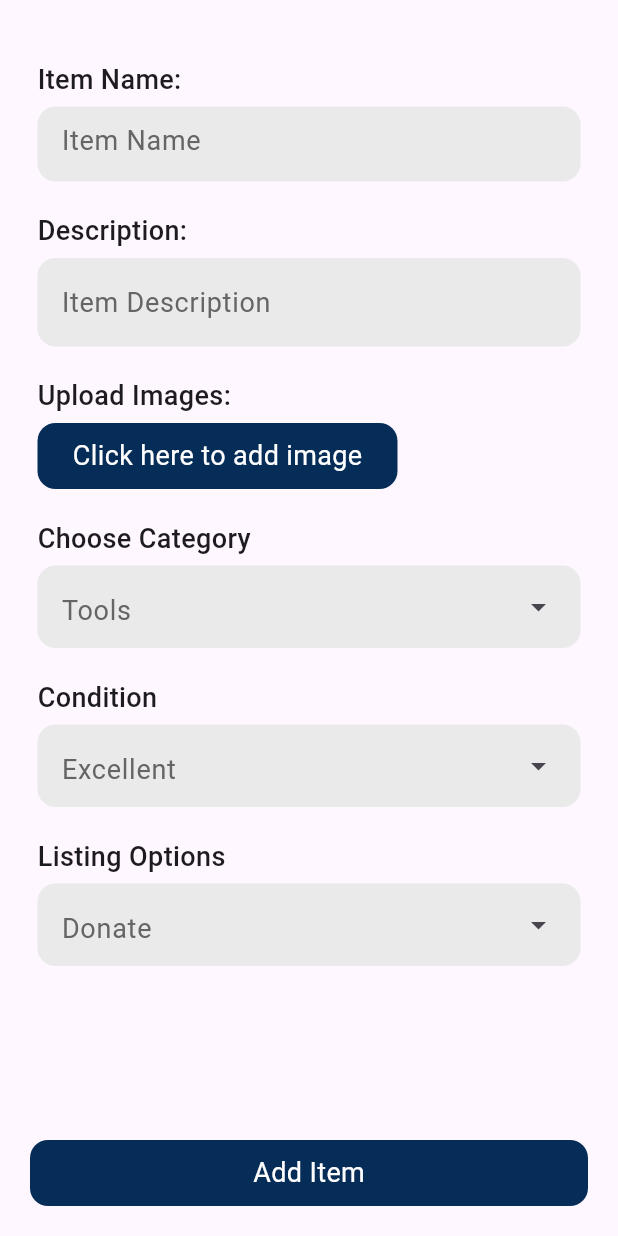
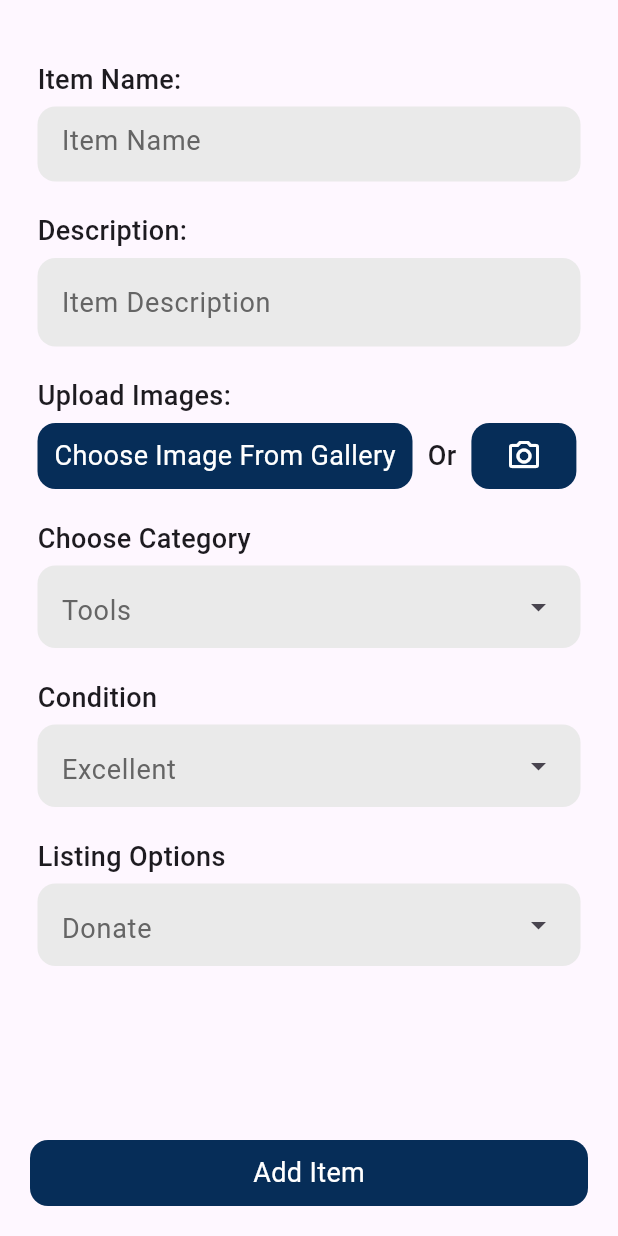
Before and after one commit to MohamedHisham22/UniShare, a Flutter app: the AddItemView screen opened by its route, on a phone screen of 412 x 824 dp. Run offline on Flutter 3.47's test engine with Material 3 defaults, Android fonts, the phone set to English and light mode, and no system bars; our stand-ins replace bloc, carousel_slider, cloud_firestore, connectivity_plus, dio, firebase_auth and 8 more; accounts and stored records are empty; network calls fail.

Commit message:
now user can pick multiple images and view them when adding an item

```diff
--- /dev/null
+++ b/devtools_options.yaml
@@ -0,0 +1,3 @@
+description: This file stores settings for Dart & Flutter DevTools.
+documentation: https://docs.flutter.dev/tools/devtools/extensions#configure-extension-enablement-states
+extensions:
--- a/lib/screens/add_item_view/cubit/add_items_state.dart
+++ b/lib/screens/add_item_view/cubit/add_items_state.dart
@@ -6,3 +6,7 @@ sealed class AddItemsState {}
 final class AddItemsInitial extends AddItemsState {}
 
 final class AddItemsOnOptionSelected extends AddItemsState {}
+
+final class ImagePicked extends AddItemsState {}
+
+final class ImageRemoved extends AddItemsState {}
--- a/lib/screens/add_item_view/widgets/add_item_view_body.dart
+++ b/lib/screens/add_item_view/widgets/add_item_view_body.dart
@@ -9,7 +9,7 @@ import 'package:unishare/screens/add_item_view/widgets/drop_down_menu_category.d
 import 'package:unishare/screens/add_item_view/widgets/drop_down_menu_condition.dart';
 import 'package:unishare/screens/add_item_view/widgets/drop_down_menu_listing_options.dart';
 import 'package:unishare/screens/add_item_view/widgets/title_name.dart';
-import 'package:unishare/screens/add_item_view/widgets/upload_image_botton.dart';
+import 'package:unishare/screens/add_item_view/widgets/upload_image_button.dart';
 
 class AddItemViewBody extends StatelessWidget {
   const AddItemViewBody({super.key});
@@ -20,7 +20,7 @@ class AddItemViewBody extends StatelessWidget {
       builder: (context, state) {
         final cubit = context.read<AddItemsCubit>();
         return Padding(
-          padding: const EdgeInsets.only(right: 25, left: 25, top: 40),
+          padding: const EdgeInsets.only(right: 25, left: 25),
           child: SafeArea(
             child: Column(
               crossAxisAlignment: CrossAxisAlignment.start,
@@ -30,6 +30,7 @@ class AddItemViewBody extends StatelessWidget {
                     child: Column(
                       crossAxisAlignment: CrossAxisAlignment.start,
                       children: [
+                        SizedBox(height: 40),
                         TitleName(text: 'Item Name:'),
                         SizedBox(height: 5),
                         CustomTextFieldItemName(),
@@ -40,7 +41,7 @@ class AddItemViewBody extends StatelessWidget {
                         SizedBox(height: 20),
                         TitleName(text: 'Upload Images:'),
                         SizedBox(height: 5),
-                        UploadImageBotton(),
+                        UploadingImage(),
                         SizedBox(height: 20),
                         TitleName(text: 'Choose Category'),
                         SizedBox(height: 5),
--- /dev/null
+++ b/lib/screens/add_item_view/widgets/upload_from_gallery_button.dart
@@ -0,0 +1,29 @@
+import 'package:flutter/material.dart';
+import 'package:unishare/screens/add_item_view/cubit/add_items_cubit.dart';
+
+class UploadImageFromGallery extends StatelessWidget {
+  const UploadImageFromGallery({super.key, required this.cubit});
+
+  final AddItemsCubit cubit;
+
+  @override
+  Widget build(BuildContext context) {
+    return GestureDetector(
+      onTap: cubit.getImageFromGallery,
+      child: Container(
+        width: 250,
+        height: 44,
+        decoration: BoxDecoration(
+          borderRadius: BorderRadius.circular(12),
+          color: Color(0xff062D58),
+        ),
+        child: Center(
+          child: Text(
+            'Choose Image From Gallery',
+            style: TextStyle(fontSize: 18, color: Colors.white),
+          ),
+        ),
+      ),
+    );
+  }
+}
--- a/lib/screens/add_item_view/widgets/upload_image_botton.dart
+++ /dev/null
@@ -1,23 +0,0 @@
-import 'package:flutter/material.dart';
-
-class UploadImageBotton extends StatelessWidget {
-  const UploadImageBotton({super.key});
-
-  @override
-  Widget build(BuildContext context) {
-    return Container(
-      width: 240,
-      height: 44,
-      decoration: BoxDecoration(
-        borderRadius: BorderRadius.circular(12),
-        color: Color(0xff062D58),
-      ),
-      child: Center(
-        child: Text(
-          'Click here to add image',
-          style: TextStyle(fontSize: 18, color: Colors.white),
-        ),
-      ),
-    );
-  }
-}
--- /dev/null
+++ b/lib/screens/add_item_view/widgets/upload_image_button.dart
@@ -0,0 +1,35 @@
+import 'package:flutter/cupertino.dart';
+import 'package:flutter/material.dart';
+import 'package:flutter_bloc/flutter_bloc.dart';
+import 'package:unishare/screens/add_item_view/cubit/add_items_cubit.dart';
+import 'package:unishare/screens/add_item_view/widgets/show_all_images.dart';
+import 'package:unishare/screens/add_item_view/widgets/upload_from_gallery_button.dart';
+import 'package:unishare/screens/add_item_view/widgets/upload_image_button_from_camera.dart';
+
+class UploadingImage extends StatelessWidget {
+  const UploadingImage({super.key});
+
+  @override
+  Widget build(BuildContext context) {
+    final cubit = context.read<AddItemsCubit>();
+
+    return Column(
+      children: [
+        Row(
+          children: [
+            UploadImageFromGallery(cubit: cubit),
+            Padding(
+              padding: const EdgeInsets.symmetric(horizontal: 10),
+              child: Text(
+                'Or',
+                style: TextStyle(fontSize: 18, fontWeight: FontWeight.w500),
+              ),
+            ),
+            UploadImageFromCamera(cubit: cubit),
+          ],
+        ),
+        if (cubit.imagesList.isNotEmpty) ShowAllImages(cubit: cubit),
+      ],
+    );
+  }
+}
--- /dev/null
+++ b/lib/screens/add_item_view/widgets/upload_image_button_from_camera.dart
@@ -0,0 +1,26 @@
+import 'package:flutter/material.dart';
+import 'package:unishare/screens/add_item_view/cubit/add_items_cubit.dart';
+
+class UploadImageFromCamera extends StatelessWidget {
+  const UploadImageFromCamera({super.key, required this.cubit});
+
+  final AddItemsCubit cubit;
+
+  @override
+  Widget build(BuildContext context) {
+    return GestureDetector(
+      onTap: cubit.getImageFromCamera,
+      child: Container(
+        width: 70,
+        height: 44,
+        decoration: BoxDecoration(
+          borderRadius: BorderRadius.circular(12),
+          color: Color(0xff062D58),
+        ),
+        child: Center(
+          child: Icon(Icons.camera_alt_outlined, color: Colors.white),
+        ),
+      ),
+    );
+  }
+}
```
Also changed, not shown: lib/screens/add_item_view/cubit/add_items_cubit.dart (+40 -0 lines), lib/screens/add_item_view/widgets/full_screen_file_image_view.dart (added, +44 -0 lines), lib/screens/add_item_view/widgets/images_list_view.dart (added, +63 -0 lines), lib/screens/add_item_view/widgets/show_all_images.dart (added, +27 -0 lines).
